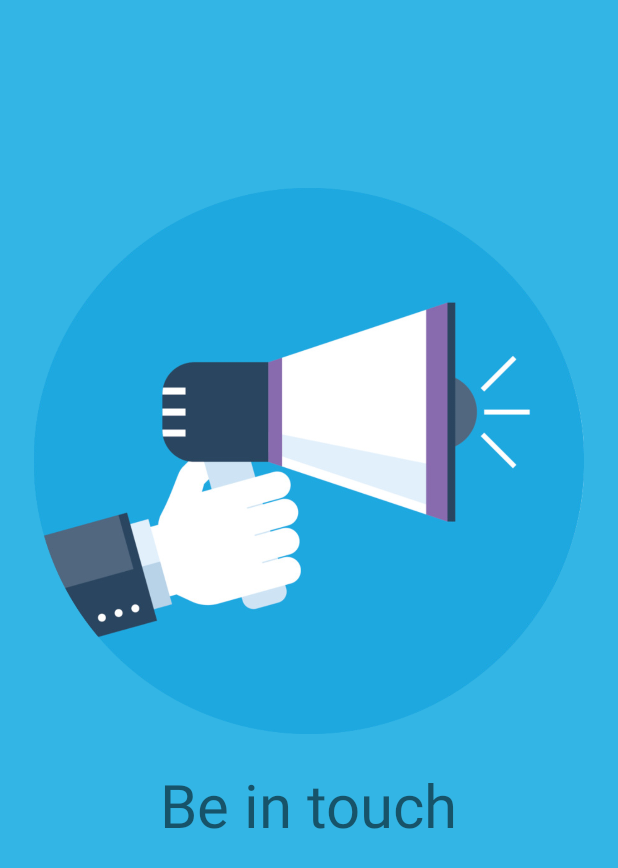
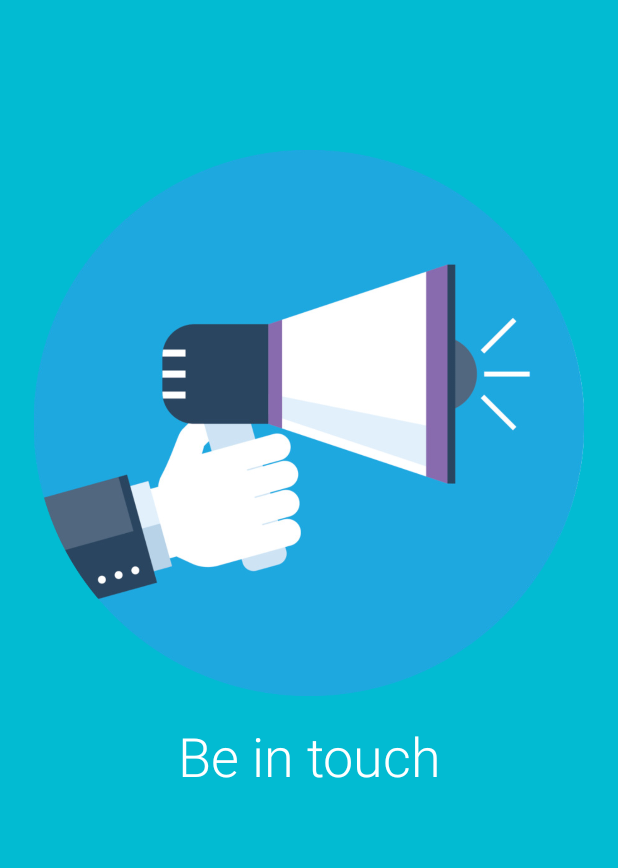
Before and after one commit to sarjona98/ASM_P2, an Android app: the screen it shows after launch (ScreenSlidePagerActivity before the commit, TutorialActivity after it), on a phone screen of 412 x 824 dp. Shown: the top 868 px of the screen. Run offline under Robolectric (Android 15) with nearby library versions, the phone set to English and light mode, and no system bars.

Commit message:
Creación de los tres fragmentos para TutorialActivity

```diff
--- a/app/build.gradle
+++ b/app/build.gradle
@@ -31,6 +31,7 @@ dependencies {
     implementation 'com.google.android.material:material:1.0.0'
     implementation 'androidx.annotation:annotation:1.1.0'
     implementation 'androidx.lifecycle:lifecycle-extensions:2.0.0'
+    implementation 'androidx.legacy:legacy-support-v4:1.0.0'
     testImplementation 'junit:junit:4.12'
     androidTestImplementation 'androidx.test.ext:junit:1.1.1'
     androidTestImplementation 'androidx.test.espresso:espresso-core:3.2.0'
--- a/app/src/main/AndroidManifest.xml
+++ b/app/src/main/AndroidManifest.xml
@@ -16,6 +16,10 @@
             android:name=".ui.login.LoginActivity"
             android:label="@string/title_activity_login"
             android:theme="@style/Theme.Design.Light.NoActionBar" />
+        <activity
+            android:name=".TutorialActivity"
+            android:label="@string/title_activity_tutorial"
+            android:theme="@style/Theme.Design.NoActionBar" />
         <activity android:name=".SplashActivity">
             <intent-filter>
                 <action android:name="android.intent.action.MAIN" />
@@ -24,7 +28,6 @@
             </intent-filter>
         </activity>
         <activity android:name=".MainActivity" />
-        <activity android:name=".ScreenSlidePagerActivity" />
     </application>
 
 </manifest>
--- a/app/src/main/java/cat/urv/deim/asm/p2/common/SplashActivity.java
+++ b/app/src/main/java/cat/urv/deim/asm/p2/common/SplashActivity.java
@@ -2,15 +2,9 @@ package cat.urv.deim.asm.p2.common;
 
 import android.app.Activity;
 import android.content.Intent;
-import android.content.pm.ActivityInfo;
 import android.os.Bundle;
 import android.os.Handler;
 import android.view.WindowManager;
-
-import cat.urv.deim.asm.p2.common.ScreenSlidePageFragment;
-
-import cat.urv.deim.asm.p2.common.ScreenSlidePagerActivity;
-import cat.urv.deim.asm.p2.common.ui.login.LoginActivity;
 
 public class SplashActivity extends Activity {
 
@@ -23,7 +17,7 @@ public class SplashActivity extends Activity {
 
         new Handler().postDelayed(new Runnable(){
             public void run(){
-                Intent intent = new Intent(SplashActivity.this, ScreenSlidePagerActivity.class);
+                Intent intent = new Intent(SplashActivity.this, TutorialActivity.class);
                 startActivity(intent);
                 finish();
             }
--- /dev/null
+++ b/app/src/main/java/cat/urv/deim/asm/p2/common/Tutorial1Fragment.java
@@ -0,0 +1,19 @@
+package cat.urv.deim.asm.p2.common;
+
+import android.os.Bundle;
+import android.view.LayoutInflater;
+import android.view.View;
+import android.view.ViewGroup;
+import androidx.fragment.app.Fragment;
+
+public class Tutorial1Fragment extends Fragment {
+
+    @Override
+    public View onCreateView(LayoutInflater inflater, ViewGroup container,
+                             Bundle savedInstanceState) {
+        ViewGroup rootView;
+        rootView = (ViewGroup) inflater.inflate(R.layout.fragment_tutorial1, container, false);
+
+        return rootView;
+    }
+}
--- /dev/null
+++ b/app/src/main/java/cat/urv/deim/asm/p2/common/Tutorial2Fragment.java
@@ -0,0 +1,20 @@
+package cat.urv.deim.asm.p2.common;
+
+import android.os.Bundle;
+import android.view.LayoutInflater;
+import android.view.View;
+import android.view.ViewGroup;
+
+import androidx.fragment.app.Fragment;
+
+public class Tutorial2Fragment extends Fragment {
+
+    @Override
+    public View onCreateView(LayoutInflater inflater, ViewGroup container,
+                             Bundle savedInstanceState) {
+        ViewGroup rootView;
+        rootView = (ViewGroup) inflater.inflate(R.layout.fragment_tutorial2, container, false);
+
+        return rootView;
+    }
+}
--- a/app/src/main/java/cat/urv/deim/asm/p2/common/ScreenSlidePageFragment.java
+++ b/app/src/main/java/cat/urv/deim/asm/p2/common/Tutorial3Fragment.java
@@ -4,15 +4,16 @@ import android.os.Bundle;
 import android.view.LayoutInflater;
 import android.view.View;
 import android.view.ViewGroup;
+
 import androidx.fragment.app.Fragment;
 
-public class ScreenSlidePageFragment extends Fragment {
+public class Tutorial3Fragment extends Fragment {
 
     @Override
     public View onCreateView(LayoutInflater inflater, ViewGroup container,
                              Bundle savedInstanceState) {
         ViewGroup rootView;
-        rootView = (ViewGroup) inflater.inflate(R.layout.fragment_screen_slide_page, container, false);
+        rootView = (ViewGroup) inflater.inflate(R.layout.fragment_tutorial3, container, false);
 
         return rootView;
     }
--- a/app/src/main/java/cat/urv/deim/asm/p2/common/ScreenSlidePagerActivity.java
+++ b/app/src/main/java/cat/urv/deim/asm/p2/common/TutorialActivity.java
@@ -3,12 +3,12 @@ package cat.urv.deim.asm.p2.common;
 import androidx.fragment.app.Fragment;
 import androidx.fragment.app.FragmentActivity;
 import androidx.fragment.app.FragmentManager;
-import androidx.fragment.app.FragmentStatePagerAdapter;
+import androidx.fragment.app.FragmentPagerAdapter;
 import androidx.viewpager.widget.PagerAdapter;
 import androidx.viewpager.widget.ViewPager;
 import android.os.Bundle;
 
-public class ScreenSlidePagerActivity extends FragmentActivity {
+public class TutorialActivity extends FragmentActivity {
     /**
      * The number of pages (wizard steps) to show in this demo.
      */
@@ -23,7 +23,7 @@ public class ScreenSlidePagerActivity extends FragmentActivity {
     @Override
     protected void onCreate(Bundle savedInstanceState) {
         super.onCreate(savedInstanceState);
-        setContentView(R.layout.activity_screen_slide);
+        setContentView(R.layout.activity_tutorial);
 
         // Instantiate a ViewPager and a PagerAdapter.
         mPager = findViewById(R.id.pager);
@@ -47,10 +47,10 @@ public class ScreenSlidePagerActivity extends FragmentActivity {
     }
 
     /**
-     * A simple pager adapter that represents 5 ScreenSlidePageFragment objects, in
+     * A simple pager adapter that represents 5 Tutorial1Fragment objects, in
      * sequence.
      */
-    private class ScreenSlidePagerAdapter extends FragmentStatePagerAdapter {
+    public class ScreenSlidePagerAdapter extends FragmentPagerAdapter {
         public ScreenSlidePagerAdapter(FragmentManager fm) {
             //noinspection deprecation
             super(fm);
@@ -58,7 +58,13 @@ public class ScreenSlidePagerActivity extends FragmentActivity {
 
         @Override
         public Fragment getItem(int position) {
-            return new ScreenSlidePageFragment();
+            switch (position) {
+                case 0: return new Tutorial1Fragment();
+                case 1: return new Tutorial2Fragment();
+                case 2: return new Tutorial3Fragment();
+                default: return null;
+            }
+
         }
 
         @Override
--- a/app/src/main/res/layout/activity_screen_slide.xml
+++ /dev/null
@@ -1,7 +0,0 @@
-<!-- activity_screen_slide.xml -->
-<androidx.viewpager.widget.ViewPager xmlns:android="http://schemas.android.com/apk/res/android"
-    android:id="@+id/pager"
-    android:layout_width="match_parent"
-    android:layout_height="match_parent">
-
-</androidx.viewpager.widget.ViewPager>
--- /dev/null
+++ b/app/src/main/res/layout/activity_tutorial.xml
@@ -0,0 +1,19 @@
+
+<androidx.constraintlayout.widget.ConstraintLayout xmlns:android="http://schemas.android.com/apk/res/android"
+    xmlns:app="http://schemas.android.com/apk/res-auto"
+    android:id="@+id/tutorialscreen"
+    android:layout_width="match_parent"
+    android:layout_height="match_parent"
+    android:background="@color/colorAccent">
+
+    <androidx.viewpager.widget.ViewPager
+        android:id="@+id/pager"
+        android:layout_width="match_parent"
+        android:layout_height="match_parent"
+        app:layout_constraintEnd_toEndOf="parent"
+        app:layout_constraintStart_toStartOf="parent"
+        app:layout_constraintTop_toTopOf="parent">
+
+    </androidx.viewpager.widget.ViewPager>
+
+</androidx.constraintlayout.widget.ConstraintLayout>
--- a/app/src/main/res/layout/fragment_screen_slide_page.xml
+++ b/app/src/main/res/layout/fragment_tutorial1.xml
@@ -1,49 +1,56 @@
-<!-- fragment_screen_slide_page.xml -->
-<ScrollView xmlns:android="http://schemas.android.com/apk/res/android"
+<?xml version="1.0" encoding="utf-8"?>
+<androidx.constraintlayout.widget.ConstraintLayout xmlns:android="http://schemas.android.com/apk/res/android"
     xmlns:app="http://schemas.android.com/apk/res-auto"
     xmlns:tools="http://schemas.android.com/tools"
     android:id="@+id/content"
     android:layout_width="match_parent"
     android:layout_height="match_parent"
-    android:background="@android:color/holo_blue_light">
+    android:background="@color/colorAccent">
 
     <androidx.constraintlayout.widget.ConstraintLayout
         android:id="@+id/tutorial1"
         android:layout_width="match_parent"
-        android:layout_height="match_parent">
+        android:layout_height="541dp"
+        app:layout_constraintEnd_toEndOf="parent"
+        app:layout_constraintStart_toStartOf="parent"
+        app:layout_constraintTop_toTopOf="parent">
 
         <ImageView
-            android:id="@+id/beintouch"
+            android:id="@+id/img_beintouch"
             android:layout_width="0dp"
             android:layout_height="364dp"
             android:layout_centerInParent="true"
             android:layout_marginStart="10dp"
-            android:layout_marginTop="125dp"
+            android:layout_marginTop="100dp"
             android:layout_marginEnd="10dp"
-            android:layout_marginBottom="20dp"
             android:contentDescription="@string/description"
             android:paddingLeft="5dp"
             android:paddingRight="5dp"
-            android:src="@drawable/help_2"
-            app:layout_constraintBottom_toTopOf="@+id/textView"
+            android:src="@drawable/help_1"
+            app:layout_constraintBottom_toBottomOf="@+id/text_beintouch"
+            app:layout_constraintEnd_toEndOf="parent"
+            app:layout_constraintHorizontal_bias="0.0"
+            app:layout_constraintStart_toStartOf="parent"
+            app:layout_constraintTop_toTopOf="parent"
+            app:layout_constraintVertical_bias="0.0" />
+
+        <TextView
+            android:id="@+id/text_beintouch"
+            android:layout_width="252dp"
+            android:layout_height="62dp"
+            android:layout_marginStart="100dp"
+            android:layout_marginEnd="100dp"
+            android:fontFamily="sans-serif-light"
+            android:text="@string/be_in_touch"
+            android:textAlignment="center"
+            android:textAppearance="@style/TextAppearance.AppCompat.Display1"
+            android:textColor="@android:color/white"
+            android:textSize="36sp"
+            app:layout_constraintBottom_toBottomOf="parent"
             app:layout_constraintEnd_toEndOf="parent"
             app:layout_constraintStart_toStartOf="parent"
-            app:layout_constraintTop_toTopOf="parent" />
-
-        <TextView
-            android:id="@+id/textView"
-            android:layout_width="wrap_content"
-            android:layout_height="wrap_content"
-            android:layout_marginStart="100dp"
-            android:layout_marginTop="20dp"
-            android:layout_marginEnd="100dp"
-            android:text="@string/be_in_touch"
-            android:textSize="40sp"
-            app:layout_constraintEnd_toEndOf="parent"
-            app:layout_constraintStart_toStartOf="parent"
-            app:layout_constraintTop_toBottomOf="@+id/beintouch"
             tools:textColor="@android:color/white"
             tools:textStyle="bold" />
 
     </androidx.constraintlayout.widget.ConstraintLayout>
-</ScrollView>
+</androidx.constraintlayout.widget.ConstraintLayout>
--- a/app/src/main/res/values/colors.xml
+++ b/app/src/main/res/values/colors.xml
@@ -2,6 +2,5 @@
 <resources>
     <color name="colorPrimary">#6200EE</color>
     <color name="colorPrimaryDark">#3700B3</color>
-    <color name="colorAccent">#03DAC5</color>
-    <color name="white">#FFFFFF</color>
+    <color name="colorAccent">#02BBD2</color>
 </resources>
--- a/app/src/main/res/values/strings.xml
+++ b/app/src/main/res/values/strings.xml
@@ -18,4 +18,8 @@
     <string name="error_sign_in3">Please, try again.</string>
     <string name="try_again">TRY AGAIN</string>
     <string name="skip_tutorial">Skip tutorial -></string>
+
+    <string name="networking">Networking</string>
+    <string name="learn">Learn</string>
+    <string name="title_activity_tutorial">TutorialActivity</string>
 </resources>
```
Also changed, not shown: app/src/main/res/layout/fragment_tutorial2.xml (added, +56 -0 lines), app/src/main/res/layout/fragment_tutorial3.xml (added, +56 -0 lines), app/src/main/res/drawable/help_1.png, app/src/main/res/drawable/help_2.png, app/src/main/res/drawable/help_3.png.
